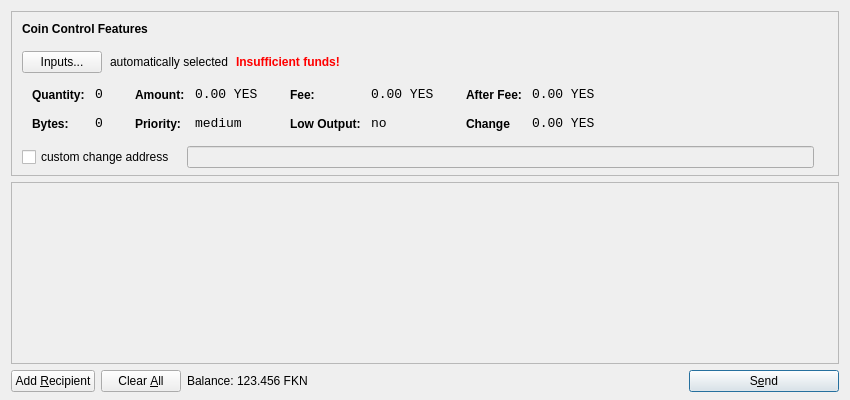
First picture: the form in src/qt/forms/sendcoinsdialog.ui, repository zero24x/mangocoin, before the edit.
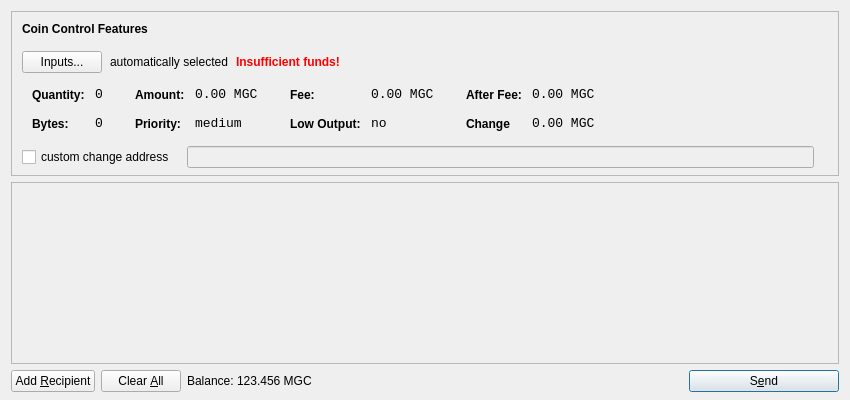
Second picture: the form after the edit. Icons and pictures are not drawn.

The edit to the form file:
```diff
--- a/src/qt/forms/sendcoinsdialog.ui
+++ b/src/qt/forms/sendcoinsdialog.ui
@@ -321,7 +321,7 @@
                   <enum>Qt::ActionsContextMenu</enum>
                  </property>
                  <property name="text">
-                  <string>0.00 YES</string>
+                  <string>0.00 MGC</string>
                  </property>
                  <property name="textInteractionFlags">
                   <set>Qt::LinksAccessibleByMouse|Qt::TextSelectableByKeyboard|Qt::TextSelectableByMouse</set>
@@ -407,7 +407,7 @@
                   <enum>Qt::ActionsContextMenu</enum>
                  </property>
                  <property name="text">
-                  <string>0.00 YES</string>
+                  <string>0.00 MGC</string>
                  </property>
                  <property name="textInteractionFlags">
                   <set>Qt::LinksAccessibleByMouse|Qt::TextSelectableByKeyboard|Qt::TextSelectableByMouse</set>
@@ -493,7 +493,7 @@
                   <enum>Qt::ActionsContextMenu</enum>
                  </property>
                  <property name="text">
-                  <string>0.00 YES</string>
+                  <string>0.00 MGC</string>
                  </property>
                  <property name="textInteractionFlags">
                   <set>Qt::LinksAccessibleByMouse|Qt::TextSelectableByKeyboard|Qt::TextSelectableByMouse</set>
@@ -525,7 +525,7 @@
                   <enum>Qt::ActionsContextMenu</enum>
                  </property>
                  <property name="text">
-                  <string>0.00 YES</string>
+                  <string>0.00 MGC</string>
                  </property>
                  <property name="textInteractionFlags">
                   <set>Qt::LinksAccessibleByMouse|Qt::TextSelectableByKeyboard|Qt::TextSelectableByMouse</set>
@@ -732,7 +732,7 @@
           <cursorShape>IBeamCursor</cursorShape>
          </property>
          <property name="text">
-          <string>123.456 FKN</string>
+          <string>123.456 MGC</string>
          </property>
          <property name="textInteractionFlags">
           <set>Qt::LinksAccessibleByMouse|Qt::TextSelectableByKeyboard|Qt::TextSelectableByMouse</set>
```
